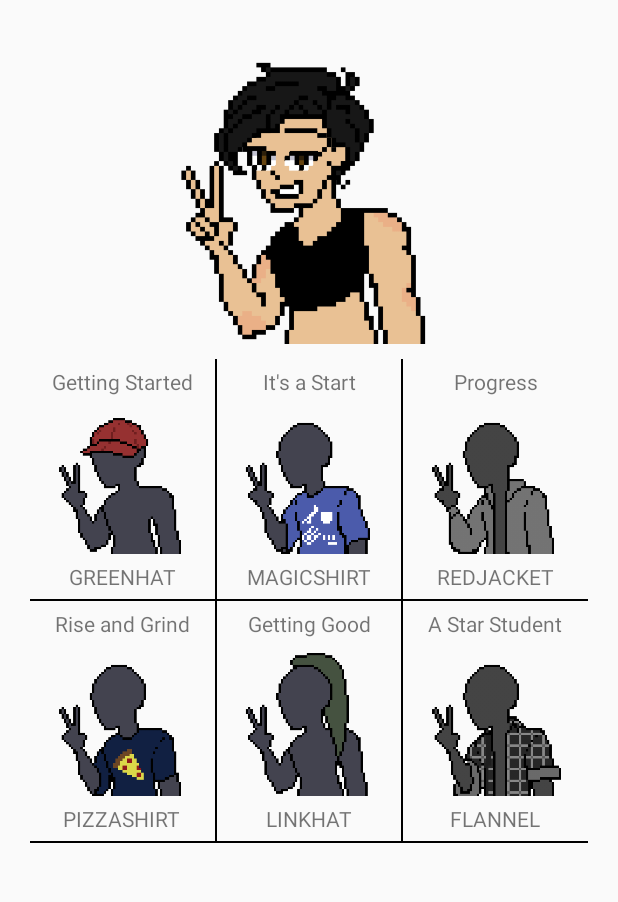
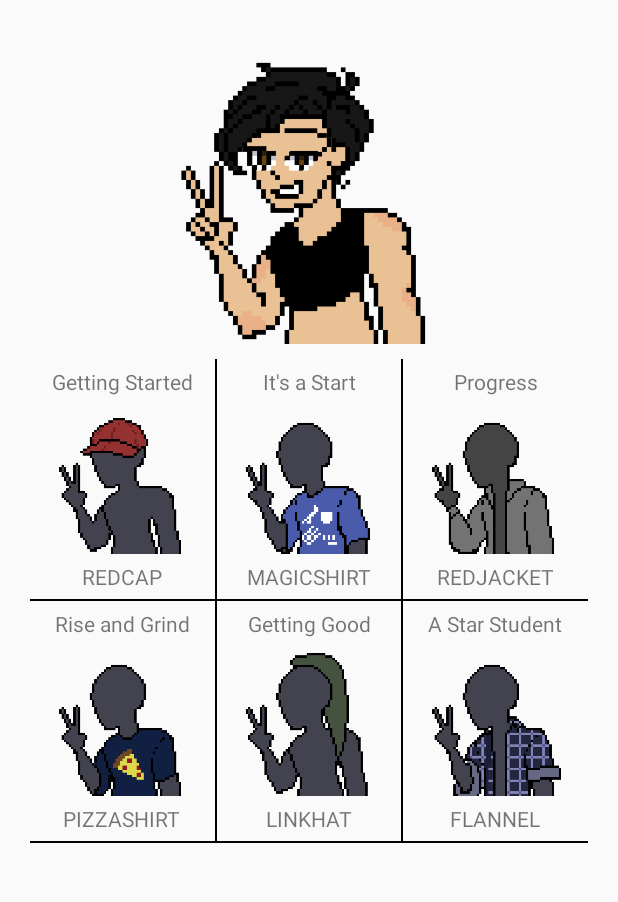
Before and after one commit to Quzai24/StudyBuddy, an Android app: the screen it shows after launch (MainActivity), after a tap on "Profile", on a phone screen of 412 x 824 dp, the part 187-1089 px from its top. Run offline under Robolectric (Android 15) with nearby library versions, the phone set to English and light mode, and no system bars; our stand-ins replace Firebase (no records; nobody signed in at launch, a user with empty details on screens opened directly), navigation-ui.

Commit message:
OK NOW IT IS DONE FR FR(6/6)

```diff
--- a/app/src/main/AndroidManifest.xml
+++ b/app/src/main/AndroidManifest.xml
@@ -1,7 +1,7 @@
 <?xml version="1.0" encoding="utf-8"?>
 <manifest xmlns:android="http://schemas.android.com/apk/res/android"
     xmlns:tools="http://schemas.android.com/tools"
-    package="com.example.studybuddy">
+    package="com.example.studybuddy" >
 
     <uses-permission android:name="android.permission.SCHEDULE_EXACT_ALARM" />
 
@@ -14,14 +14,14 @@
         android:roundIcon="@mipmap/ic_launcher_round"
         android:supportsRtl="true"
         android:theme="@style/Theme.StudyBuddy"
-        tools:targetApi="31">
+        tools:targetApi="31" >
         <receiver
             android:name=".objects.Notification"
             android:enabled="true" />
 
         <activity
             android:name=".screens.MainActivity"
-            android:exported="true">
+            android:exported="true" >
             <intent-filter>
                 <action android:name="android.intent.action.MAIN" />
 
--- a/app/src/main/java/com/example/studybuddy/TaskViewModel.kt
+++ b/app/src/main/java/com/example/studybuddy/TaskViewModel.kt
@@ -21,7 +21,7 @@ class TaskViewModel: ViewModel() {
         Outfit(R.drawable.longblackrightpart,R.drawable.longblackrightpartoverlay,"",""),Outfit(R.drawable.longbrownrightpart,R.drawable.longbrownrightpartoverlay,"",""),Outfit(R.drawable.longblonderightpart,R.drawable.longblonderightpartoverlay,"",""),Outfit(R.drawable.longgingerrightpart,R.drawable.longgingerrightpartoverlay,"",""),
         Outfit(R.drawable.blackpigtails,R.drawable.blackpigtailsoverlay,"",""),Outfit(R.drawable.brownpigtails,R.drawable.brownpigtailsoverlay,"",""),Outfit(R.drawable.blondepigtails,R.drawable.blondepigtailsoverlay,"",""),Outfit(R.drawable.gingerpigtails,R.drawable.gingerpigtailsoverlay,"",""),
         Outfit(R.drawable.longblackmiddlepart,R.drawable.longblackmiddlepartoverlay,"",""),Outfit(R.drawable.longbrownmiddlepart,R.drawable.longbrownmiddlepartoverlay,"",""),Outfit(R.drawable.longblondemiddlepart,R.drawable.longblondemiddlepartoverlay,"",""),Outfit(R.drawable.longgingermiddlepart,R.drawable.longgingermiddlepartoverlay,"",""),
-        Outfit(R.drawable.redcap,R.drawable.redcapoverlay,"greenHat","hat"),
+        Outfit(R.drawable.redcap,R.drawable.redcapoverlay,"redcap","hat"),
         Outfit(R.drawable.shirtone,R.drawable.shirtoverlayone,"magicShirt","shirt"),
         Outfit(R.drawable.jacketone,R.drawable.jacketoverlayone,"redJacket","jacket"),
         Outfit(R.drawable.pizzashirt,R.drawable.pizzashirtoverlay,"pizzashirt", "shirt"),
@@ -40,22 +40,22 @@ class TaskViewModel: ViewModel() {
         Achievement("Progress","Complete 20 Task",false,outfits[34], 20, false),
         Achievement("Rise and Grind", "Complete 5 Study Sessions", true, outfits[35],5,false),
         Achievement("Getting Good", "Complete 15 Study Sessions", true, outfits[36],15,false),
-        Achievement("A Star Student", "Complete 30 Study Sessions", false, outfits[37],30,false)))
+        Achievement("A Star Student", "Complete 30 Study Sessions", true, outfits[37],30,false)))
     val achievements: LiveData<List<Achievement>>
         get() = _achievements
 
     private val _taskAchievements: MutableLiveData<List<Achievement>> = MutableLiveData(listOf(
         Achievement("Getting Started","Complete 1 Task",true,outfits[32], 1, false),
         Achievement("It's a Start","Complete 10 Task",true,outfits[33], 10, false),
-        Achievement("Progress","Complete 20 Task",true,outfits[34], 20, false)))
-    private val taskAchievements: LiveData<List<Achievement>>
+        Achievement("Progress","Complete 20 Task",false,outfits[34], 20, false)))
+    val taskAchievements: LiveData<List<Achievement>>
         get() = _taskAchievements
 
     private val _studyAchievements: MutableLiveData<List<Achievement>> = MutableLiveData(listOf(
         Achievement("Rise and Grind", "Complete 5 Study Sessions", true, outfits[35],5,false),
         Achievement("Getting Good", "Complete 15 Study Sessions", true, outfits[36],15,false),
         Achievement("A Star Student", "Complete 30 Study Sessions", true, outfits[37],30,false)))
-    private val studyAchievements: LiveData<List<Achievement>>
+    val studyAchievements: LiveData<List<Achievement>>
         get() = _studyAchievements
 
     var completeTasks = 0
@@ -90,7 +90,7 @@ class TaskViewModel: ViewModel() {
             completeStudySession += num
             for(i in studyAchievements.value!!)
                 if(i.num<=completeStudySession&&!i.unlocked) {
-                    i.unlocked == true
+                    i.unlocked = true
                     unlockAchievement(i)
                 }
         }
--- a/app/src/main/java/com/example/studybuddy/objects/Notification.kt
+++ b/app/src/main/java/com/example/studybuddy/objects/Notification.kt
@@ -15,7 +15,7 @@ const val titleExtra = "Title Extra"
 const val messageExtra = "Message Extra"
 
 
-class Notification: BroadcastReceiver() {
+class Notification(val name : String = ""): BroadcastReceiver() {
     override fun onReceive(context: Context, intent: Intent) {
         val intent = Intent(context, MainActivity::class.java)
         intent.flags = Intent.FLAG_ACTIVITY_NEW_TASK or Intent.FLAG_ACTIVITY_CLEAR_TASK
--- a/app/src/main/java/com/example/studybuddy/recycle/ShopViewHolder.kt
+++ b/app/src/main/java/com/example/studybuddy/recycle/ShopViewHolder.kt
@@ -42,15 +42,15 @@ class ShopViewHolder(val binding: ListShopLayoutBinding, val viewModel: TaskView
         binding.dripthree.setImageResource(currentAchievementList[2].outfit.outfit)
         val grayscaleMatrix = ColorMatrix()
         grayscaleMatrix.setSaturation(0f)
-        if(!currentAchievementList[0].unlocked){
-            binding.dripone.colorFilter = ColorMatrixColorFilter(grayscaleMatrix)
-            binding.dripone.isClickable = false }
-        if(!currentAchievementList[1].unlocked){
-            binding.driptwo.colorFilter = ColorMatrixColorFilter(grayscaleMatrix)
-            binding.driptwo.isClickable = false }
         if(!currentAchievementList[2].unlocked){
             binding.dripthree.colorFilter = ColorMatrixColorFilter(grayscaleMatrix)
             binding.dripthree.isClickable = false }
+        else if(!currentAchievementList[1].unlocked){
+            binding.driptwo.colorFilter = ColorMatrixColorFilter(grayscaleMatrix)
+            binding.driptwo.isClickable = false }
+        else if(!currentAchievementList[0].unlocked){
+            binding.dripone.colorFilter = ColorMatrixColorFilter(grayscaleMatrix)
+            binding.dripone.isClickable = false }
         binding.nameone.text = currentAchievementList[0].name
         binding.nametwo.text = currentAchievementList[1].name
         binding.namethree.text = currentAchievementList[2].name
--- a/app/src/main/java/com/example/studybuddy/screens/MainFragment.kt
+++ b/app/src/main/java/com/example/studybuddy/screens/MainFragment.kt
@@ -67,10 +67,6 @@ class MainFragment : Fragment() {
                 if(snapshot.exists()) {
                     viewModel.completeStudySession = snapshot.child("Complete Sessions").getValue<Int>()!!
                     viewModel.completeTasks = snapshot.child("Complete Tasks").getValue<Int>()!!
-                    val i = 0
-                    for(achievementSnapshot in snapshot.child("Achieve").getValue<List<Achievement>>()!!){
-                        viewModel.achievements.value?.get(i)?.unlocked  = achievementSnapshot.unlocked
-                    }
                 }
             }override fun onCancelled(error: DatabaseError) {}
         } )
--- a/app/src/main/java/com/example/studybuddy/screens/StudyFragment.kt
+++ b/app/src/main/java/com/example/studybuddy/screens/StudyFragment.kt
@@ -78,7 +78,6 @@ class StudyFragment : Fragment() {
             viewModel.achievmentGet(false,number.toInt())
             dbRef = FirebaseDatabase.getInstance().getReference("Achievements")
             dbRef.child("Complete Sessions").setValue(viewModel.completeStudySession)
-            dbRef.child("Achieve").setValue(viewModel.achievements.value)
         }
         return rootView
     }
--- a/app/src/main/res/navigation/nav_graph.xml
+++ b/app/src/main/res/navigation/nav_graph.xml
@@ -83,9 +83,5 @@
         android:id="@+id/completeFragment"
         android:name="com.example.studybuddy.screens.CompleteFragment"
         android:label="fragment_complete"
-        tools:layout="@layout/fragment_complete" >
-        <argument
-            android:name="name"
-            app:argType="string" />
-    </fragment>
+        tools:layout="@layout/fragment_complete" />
 </navigation>
--- a/app/src/main/res/values/strings.xml
+++ b/app/src/main/res/values/strings.xml
@@ -59,5 +59,6 @@
         <item>Brown</item>
         <item>Blonde</item>
         <item>Ginger</item>
+        <item>None</item>
     </string-array>
 </resources>
```
Also changed, not shown: app/src/main/java/com/example/studybuddy/screens/CompleteFragment.kt (+7 -8 lines).
